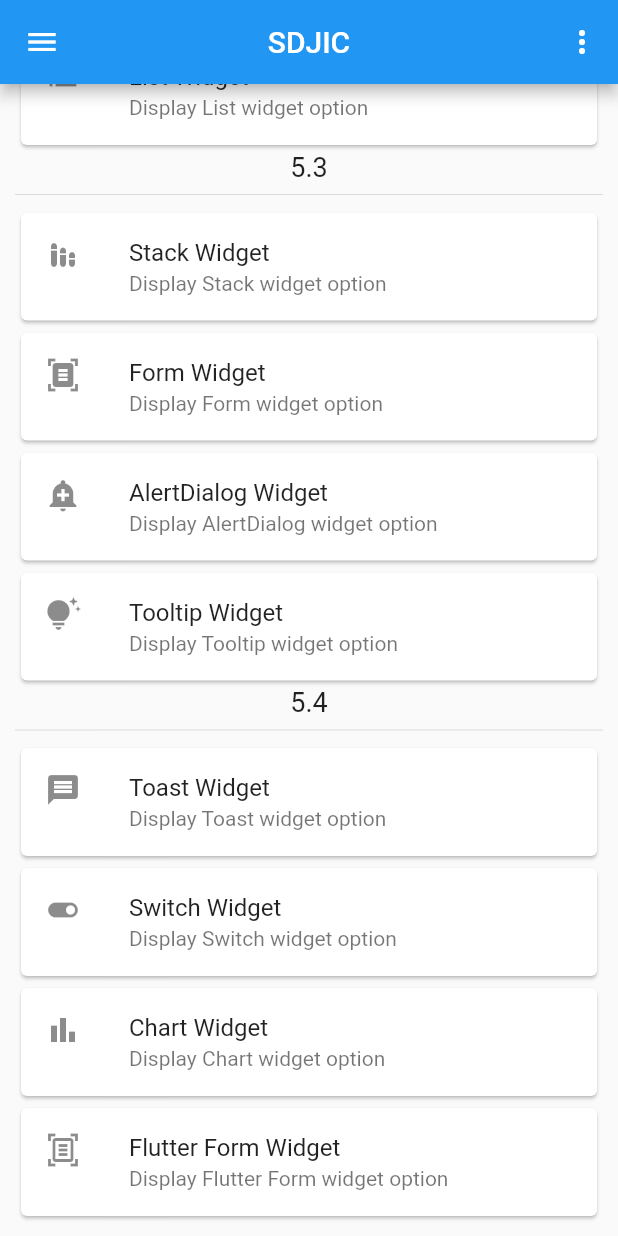
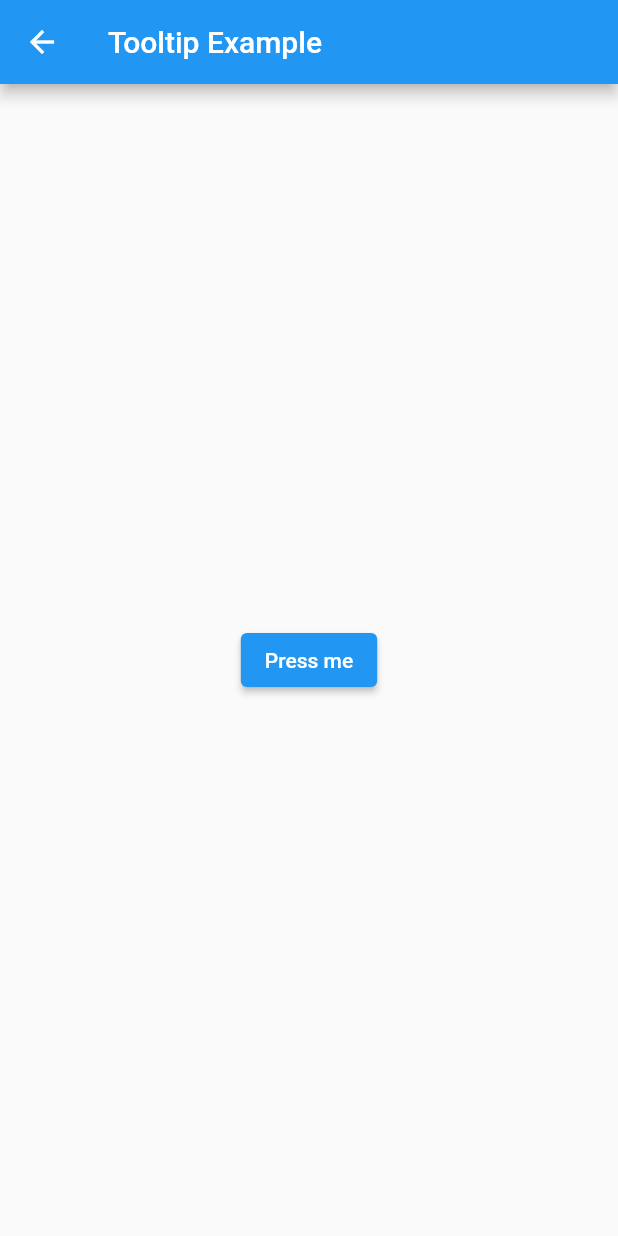
Before and after one commit to NehalPatel/sdjic_flutter, a Flutter app: the screen it shows after launch, scrolled down 893 dp, after a tap on "Tooltip Widget", on a phone screen of 412 x 824 dp. Run offline on Flutter 3.47's test engine with Material 2 defaults, Android fonts, the phone set to English and light mode, and no system bars; our stand-ins replace flutter_swiper_null_safety, fluttertoast, google_fonts.

Commit message:
Switch addeed

```diff
--- /dev/null
+++ b/lib/Screens/Section3/tooltips_page.dart
@@ -0,0 +1,23 @@
+import 'package:flutter/material.dart';
+
+class ToolTipsPage extends StatelessWidget {
+  const ToolTipsPage({Key? key}) : super(key: key);
+
+  @override
+  Widget build(BuildContext context) {
+    return Scaffold(
+        appBar: AppBar(
+          title: Text('Tooltip Example'),
+        ),
+        body: Center(
+          child: Tooltip(
+            message: 'This is a tooltip',
+            child: ElevatedButton(
+              onPressed: () {},
+              child: Text('Press me'),
+            ),
+          ),
+        ),
+    );
+  }
+}
--- a/lib/Screens/home_page.dart
+++ b/lib/Screens/home_page.dart
@@ -195,7 +195,7 @@ class HomePage extends StatelessWidget {
                     ),
                     GestureDetector(
                       onTap: () {
-                        print('clicked');
+                        Navigator.pushNamed(context, "/s3/tooltips");
                       },
                       child: Card(
                         child: ListTile(
@@ -209,7 +209,7 @@ class HomePage extends StatelessWidget {
                     Divider(),
                     GestureDetector(
                       onTap: () {
-                        print('clicked');
+                        Navigator.pushNamed(context, "/s4/toastpage");
                       },
                       child: Card(
                         child: ListTile(
@@ -221,7 +221,7 @@ class HomePage extends StatelessWidget {
                     ),
                     GestureDetector(
                       onTap: () {
-                        print('clicked');
+                        Navigator.pushNamed(context, "/s4/switchpage");
                       },
                       child: Card(
                         child: ListTile(
--- a/lib/main.dart
+++ b/lib/main.dart
@@ -15,6 +15,9 @@ import 'package:sdjic_flutter/Screens/Section2/radiobutton_page.dart';
 import 'package:sdjic_flutter/Screens/Section3/alert_dialog_page.dart';
 import 'package:sdjic_flutter/Screens/Section3/form_page.dart';
 import 'package:sdjic_flutter/Screens/Section3/stack_page.dart';
+import 'package:sdjic_flutter/Screens/Section3/tooltips_page.dart';
+import 'package:sdjic_flutter/Screens/Section4/switch_page.dart';
+import 'package:sdjic_flutter/Screens/Section4/toast_page.dart';
 import 'package:sdjic_flutter/Screens/home_page.dart';
 
 void main() {
@@ -50,6 +53,9 @@ class MyApp extends StatelessWidget {
         '/s3/stack' : (context) => StackPage(),
         '/s3/form' : (context) => FormPage(),
         '/s3/alertdialog' : (context) => AlertDialogPage(),
+        '/s3/tooltips' : (context) => ToolTipsPage(),
+        '/s4/toastpage' : (context) => ToastPage(),
+        '/s4/switchpage' : (context) => SwitchPage(),
       },
       initialRoute: "/",
     );
--- a/pubspec.yaml
+++ b/pubspec.yaml
@@ -15,6 +15,7 @@ dependencies:
   cupertino_icons: ^1.0.2
   google_fonts: ^4.0.3
   flutter_swiper_null_safety: ^1.0.2
+  fluttertoast: ^8.2.1
 
 dev_dependencies:
   flutter_test:
```
Also changed, not shown: lib/Screens/Section4/switch_page.dart (added, +54 -0 lines), lib/Screens/Section4/toast_page.dart (added, +32 -0 lines), pubspec.lock.
